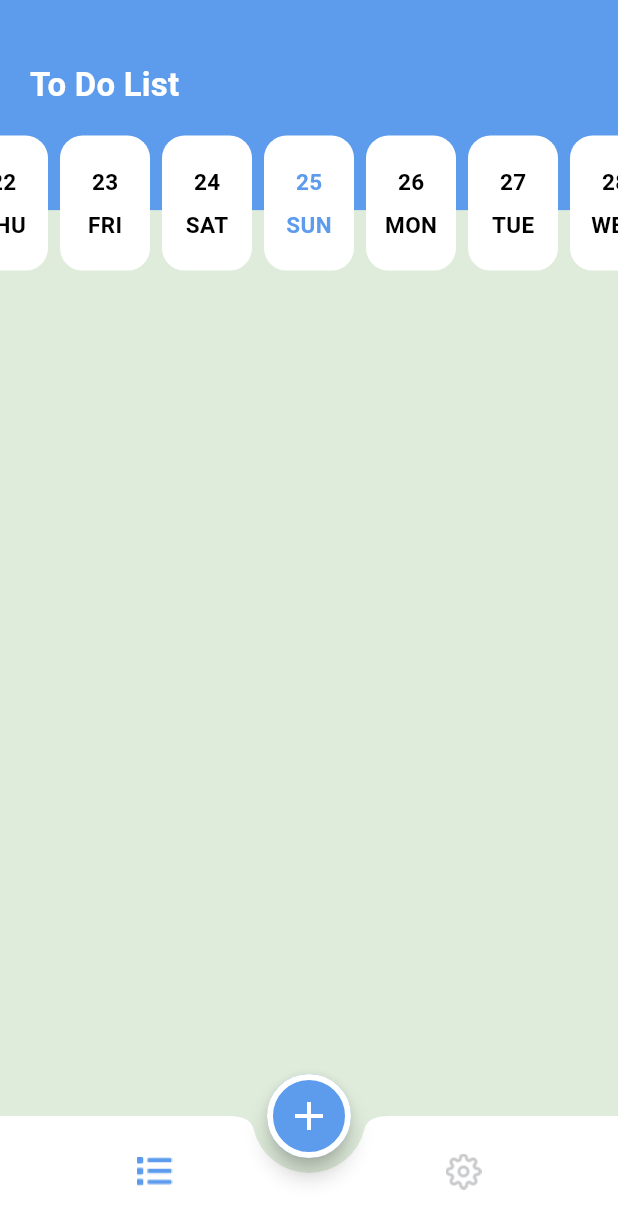
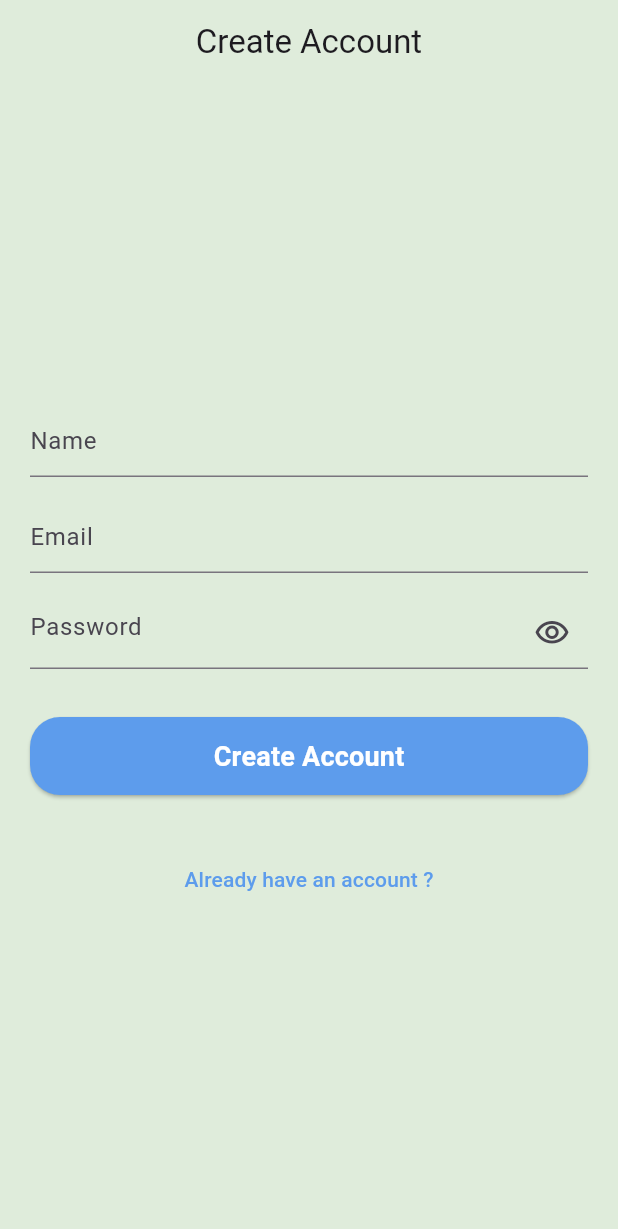
Before and after one commit to elgendy111/Todo, a Flutter app: the screen it shows after launch, on a phone screen of 412 x 824 dp. Shown: the top 1229 px of the screen. Run offline on Flutter 3.47's test engine with Material 3 defaults, Android fonts, the light colour scheme and no system bars; drawn by our look-alikes of easy_date_timeline; our stand-ins replace cloud_firestore, firebase_core, flutter_slidable, fluttertoast; accounts and stored records are empty.

Commit message:
finish auth ui

```diff
--- a/lib/app_theme.dart
+++ b/lib/app_theme.dart
@@ -11,27 +11,33 @@ class AppTheme {
   static const Color black = Color(0xff000000);
 
   static ThemeData lightTheme = ThemeData(
+      appBarTheme: const AppBarTheme(
+        centerTitle: true,
+        color: Colors.transparent,
+      ),
       primaryColor: primary,
       scaffoldBackgroundColor: backgriundLight,
-    bottomNavigationBarTheme: BottomNavigationBarThemeData(
+      bottomNavigationBarTheme: const BottomNavigationBarThemeData(
           type: BottomNavigationBarType.fixed,
           backgroundColor: white,
           selectedItemColor: primary,
           unselectedItemColor: grey,
           showSelectedLabels: false,
           showUnselectedLabels: false),
-    floatingActionButtonTheme: FloatingActionButtonThemeData(
+      floatingActionButtonTheme: const FloatingActionButtonThemeData(
         backgroundColor: primary,
         foregroundColor: white,
         shape: CircleBorder(
           side: BorderSide(color: white, width: 4),
         ),
       ),
-    textTheme: TextTheme(
-        titleMedium:
-            TextStyle(fontSize: 18, fontWeight: FontWeight.bold, color: black),
-        titleSmall:
-            TextStyle(fontSize: 16, fontWeight: FontWeight.w400, color: black)),
-  );
+      textTheme: const TextTheme(
+          titleMedium: TextStyle(
+              fontSize: 18, fontWeight: FontWeight.bold, color: black),
+          titleSmall: TextStyle(
+              fontSize: 16, fontWeight: FontWeight.w400, color: black)),
+      textButtonTheme: TextButtonThemeData(
+        style: TextButton.styleFrom(foregroundColor: primary),
+      ));
   static ThemeData darkTheme = ThemeData();
 }
--- /dev/null
+++ b/lib/auth/register.dart
@@ -0,0 +1,91 @@
+import 'package:flutter/material.dart';
+import 'package:todo3/auth/login.dart';
+import 'package:todo3/widgets/custom_elevated_bottom.dart';
+import 'package:todo3/widgets/custom_text_form_field.dart';
+
+class RegisterScreen extends StatefulWidget {
+  static const String routeName = '/register';
+
+  const RegisterScreen({super.key});
+
+  @override
+  State<RegisterScreen> createState() => _RegisterScreenState();
+}
+
+class _RegisterScreenState extends State<RegisterScreen> {
+  TextEditingController nameController = TextEditingController();
+  TextEditingController emailController = TextEditingController();
+  TextEditingController passwordController = TextEditingController();
+  GlobalKey<FormState> formState = GlobalKey<FormState>();
+  @override
+  Widget build(BuildContext context) {
+    return Scaffold(
+      appBar: AppBar(
+        title: const Text('Create Account'),
+      ),
+      body: Padding(
+        padding: const EdgeInsets.symmetric(horizontal: 20),
+        child: Form(
+          key: formState,
+          child: Column(
+            mainAxisAlignment: MainAxisAlignment.center,
+            children: [
+              CustomTextFormField(
+                controller: nameController,
+                hintText: 'Name',
+                validator: (value) {
+                  if (value == null || value.trim().length < 3) {
+                    return 'Name can not be less than 3 characters';
+                  }
+                  return null;
+                },
+              ),
+              const SizedBox(
+                height: 16,
+              ),
+              CustomTextFormField(
+                  controller: emailController,
+                  hintText: 'Email',
+                  validator: (value) {
+                    if (value == null || value.trim().length < 5) {
+                      return 'Email can not be less than 8 characters';
+                    }
+                    return null;
+                  }),
+              const SizedBox(
+                height: 16,
+              ),
+              CustomTextFormField(
+                  isPassword: true,
+                  controller: passwordController,
+                  hintText: 'Password',
+                  validator: (value) {
+                    if (value == null || value.trim().length < 8) {
+                      return 'Password can not be less than 8 characters';
+                    }
+                    return null;
+                  }),
+              const SizedBox(
+                height: 32,
+              ),
+              CustomElevatedBottom(
+                  label: 'Create Account', onPressed: register),
+              const SizedBox(
+                height: 32,
+              ),
+              TextButton(
+                onPressed: () => Navigator.of(context)
+                    .pushReplacementNamed(LoginScreen.routeName),
+                child: const Text('Already have an account ?'),
+              ),
+            ],
+          ),
+        ),
+      ),
+    );
+  }
+
+  void register() {
+    if (formState.currentState!.validate()) {}
+  }
+}
--- a/lib/home_screenn.dart
+++ b/lib/home_screenn.dart
@@ -5,7 +5,9 @@ import 'package:todo3/tabs/task/add_task_bottom_sheet.dart';
 import 'package:todo3/tabs/task/task_tab.dart';
 
 class HomeScreen extends StatefulWidget {
-  static const String routeName = '/';
+  static const String routeName = '/home';
+
+  const HomeScreen({super.key});
 
   @override
   State<HomeScreen> createState() => _HomeScreenState();
@@ -14,15 +16,15 @@ class HomeScreen extends StatefulWidget {
 class _HomeScreenState extends State<HomeScreen> {
   int currentIndex = 0;
   List<Widget> tabs = [
-    TaskTab(),
-    SettingsTab(),
+    const TaskTab(),
+    const SettingsTab(),
   ];
   @override
   Widget build(BuildContext context) {
     return Scaffold(
       body: tabs[currentIndex],
       bottomNavigationBar: BottomAppBar(
-        shape: CircularNotchedRectangle(),
+        shape: const CircularNotchedRectangle(),
         notchMargin: 10,
         padding: EdgeInsets.zero,
         clipBehavior: Clip.antiAliasWithSaveLayer,
@@ -35,7 +37,7 @@ class _HomeScreenState extends State<HomeScreen> {
               currentIndex = index;
             });
           },
-          items: [
+          items: const [
             BottomNavigationBarItem(
                 icon: ImageIcon(
                   AssetImage('assets/images/icon_list.png'),
@@ -52,9 +54,9 @@ class _HomeScreenState extends State<HomeScreen> {
       floatingActionButton: FloatingActionButton(
         onPressed: () {
           showModalBottomSheet(
-              context: context, builder: (_) => AddTaskBottomSheet());
+              context: context, builder: (_) => const AddTaskBottomSheet());
         },
-        child: Icon(
+        child: const Icon(
           Icons.add,
           size: 32,
         ),
--- a/lib/main.dart
+++ b/lib/main.dart
@@ -3,6 +3,8 @@ import 'package:firebase_core/firebase_core.dart';
 import 'package:flutter/material.dart';
 import 'package:provider/provider.dart';
 import 'package:todo3/app_theme.dart';
+import 'package:todo3/auth/login.dart';
+import 'package:todo3/auth/register.dart';
 import 'package:todo3/home_screenn.dart';
 import 'package:todo3/tabs/task/edit_task.dart';
 import 'package:todo3/tabs/task/task_provider.dart';
@@ -12,10 +14,10 @@ Future<void> main() async {
   await Firebase.initializeApp();
   await FirebaseFirestore.instance.disableNetwork();
   FirebaseFirestore.instance.settings =
-      Settings(cacheSizeBytes: Settings.CACHE_SIZE_UNLIMITED);
+      const Settings(cacheSizeBytes: Settings.CACHE_SIZE_UNLIMITED);
   runApp(MultiProvider(providers: [
     ChangeNotifierProvider(create: (_) => TaskProvider()..getTask()),
-  ], child: TodoApp()));
+  ], child: const TodoApp()));
 }
 
 class TodoApp extends StatelessWidget {
@@ -26,9 +28,12 @@ class TodoApp extends StatelessWidget {
     return MaterialApp(
       debugShowCheckedModeBanner: false,
       routes: {
-        HomeScreen.routeName: (_) => HomeScreen(),
-        EditTask.routeName: (_) => EditTask(),
+        HomeScreen.routeName: (_) => const HomeScreen(),
+        EditTask.routeName: (_) => const EditTask(),
+        LoginScreen.routeName: (_) => const LoginScreen(),
+        RegisterScreen.routeName: (_) => const RegisterScreen(),
       },
+      initialRoute: RegisterScreen.routeName,
       theme: AppTheme.lightTheme,
       darkTheme: AppTheme.darkTheme,
       themeMode: ThemeMode.light,
--- a/lib/tabs/settings/settings_tab.dart
+++ b/lib/tabs/settings/settings_tab.dart
@@ -1,6 +1,8 @@
 import 'package:flutter/material.dart';
 
 class SettingsTab extends StatelessWidget {
+  const SettingsTab({super.key});
+
   @override
   Widget build(BuildContext context) {
     return Container();
--- a/lib/tabs/task/function_firebase.dart
+++ b/lib/tabs/task/function_firebase.dart
@@ -1,5 +1,4 @@
 import 'package:cloud_firestore/cloud_firestore.dart';
-import 'package:firebase_core/firebase_core.dart';
 import 'package:todo3/models/task_model.dart';
 
 class FunctionFirebase {
--- a/lib/tabs/task/task_provider.dart
+++ b/lib/tabs/task/task_provider.dart
@@ -1,4 +1,3 @@
-import 'package:cloud_firestore/cloud_firestore.dart';
 import 'package:flutter/material.dart';
 import 'package:todo3/models/task_model.dart';
 import 'package:todo3/tabs/task/function_firebase.dart';
--- a/lib/tabs/task/task_tab.dart
+++ b/lib/tabs/task/task_tab.dart
@@ -2,11 +2,12 @@ import 'package:easy_date_timeline/easy_date_timeline.dart';
 import 'package:flutter/material.dart';
 import 'package:provider/provider.dart';
 import 'package:todo3/app_theme.dart';
-import 'package:todo3/models/task_model.dart';
 import 'package:todo3/tabs/task/task_item.dart';
 import 'package:todo3/tabs/task/task_provider.dart';
 
 class TaskTab extends StatelessWidget {
+  const TaskTab({super.key});
+
   @override
   Widget build(BuildContext context) {
     TaskProvider taskProvider = Provider.of<TaskProvider>(context);
@@ -34,9 +35,9 @@ class TaskTab extends StatelessWidget {
             Padding(
               padding: EdgeInsets.only(top: ScreenHight * 0.1),
               child: EasyInfiniteDateTimeLine(
-                firstDate: DateTime.now().subtract(Duration(days: 365)),
+                firstDate: DateTime.now().subtract(const Duration(days: 365)),
                 focusDate: taskProvider.selectedDate,
-                lastDate: DateTime.now().add(Duration(days: 365)),
+                lastDate: DateTime.now().add(const Duration(days: 365)),
                 showTimelineHeader: false,
                 onDateChange: (selectedDate) {
                   taskProvider.changeDate(selectedDate);
@@ -52,12 +53,12 @@ class TaskTab extends StatelessWidget {
                       color: AppTheme.white,
                       borderRadius: BorderRadius.circular(15),
                     ),
-                    dayNumStyle: TextStyle(
+                    dayNumStyle: const TextStyle(
                       fontSize: 15,
                       fontWeight: FontWeight.bold,
                       color: AppTheme.primary,
                     ),
-                    dayStrStyle: TextStyle(
+                    dayStrStyle: const TextStyle(
                       fontSize: 15,
                       fontWeight: FontWeight.bold,
                       color: AppTheme.primary,
@@ -68,12 +69,12 @@ class TaskTab extends StatelessWidget {
                       color: AppTheme.white,
                       borderRadius: BorderRadius.circular(15),
                     ),
-                    dayNumStyle: TextStyle(
+                    dayNumStyle: const TextStyle(
                       fontSize: 15,
                       fontWeight: FontWeight.bold,
                       color: AppTheme.black,
                     ),
-                    dayStrStyle: TextStyle(
+                    dayStrStyle: const TextStyle(
                       fontSize: 15,
                       fontWeight: FontWeight.bold,
                       color: AppTheme.black,
@@ -86,7 +87,7 @@ class TaskTab extends StatelessWidget {
         ),
         Expanded(
           child: ListView.builder(
-            padding: EdgeInsets.only(top: 20),
+            padding: const EdgeInsets.only(top: 20),
             itemBuilder: (_, index) => TaskItem(taskProvider.tasks[index]),
             itemCount: taskProvider.tasks.length,
           ),
--- a/lib/widgets/custom_elevated_bottom.dart
+++ b/lib/widgets/custom_elevated_bottom.dart
@@ -2,9 +2,10 @@ import 'package:flutter/material.dart';
 import 'package:todo3/app_theme.dart';
 
 class CustomElevatedBottom extends StatelessWidget {
-  String label;
-  VoidCallback onPressed;
-  CustomElevatedBottom({required this.label, required this.onPressed});
+  final String label;
+  final VoidCallback onPressed;
+  const CustomElevatedBottom(
+      {super.key, required this.label, required this.onPressed});
   @override
   Widget build(BuildContext context) {
     return ElevatedButton(
--- a/lib/widgets/custom_text_form_field.dart
+++ b/lib/widgets/custom_text_form_field.dart
@@ -1,25 +1,49 @@
 import 'package:flutter/material.dart';
 
-class CustomTextFormField extends StatelessWidget {
-  String hintText;
-  TextEditingController controller;
-  int? maxLines;
-  String? Function(String?)? validator;
-  CustomTextFormField(
-      {required this.controller,
-      required this.hintText,
-      this.maxLines,
-      this.validator});
+class CustomTextFormField extends StatefulWidget {
+  final String hintText;
+  final TextEditingController controller;
+  final int? maxLines;
+  final String? Function(String?)? validator;
+  final bool isPassword;
+
+  const CustomTextFormField({
+    super.key,
+    required this.controller,
+    required this.hintText,
+    this.maxLines = 1,
+    this.validator,
+    this.isPassword = false,
+  });
+
+  @override
+  State<CustomTextFormField> createState() => _CustomTextFormFieldState();
+}
+
+class _CustomTextFormFieldState extends State<CustomTextFormField> {
+  bool isObscure = false;
   @override
   Widget build(BuildContext context) {
     return TextFormField(
-      controller: controller,
+      controller: widget.controller,
       decoration: InputDecoration(
-        hintText: hintText,
-      ),
-      maxLines: maxLines,
-      validator: validator,
+          hintText: widget.hintText,
+          suffixIcon: widget.isPassword
+              ? IconButton(
+                  onPressed: () {
+                    isObscure = !isObscure;
+                    setState(() {});
+                  },
+                  icon: Icon(
+                    isObscure
+                        ? Icons.visibility_off_outlined
+                        : Icons.visibility_outlined,
+                  ))
+              : null),
+      maxLines: widget.maxLines,
+      validator: widget.validator,
       autovalidateMode: AutovalidateMode.onUserInteraction,
+      obscureText: isObscure,
     );
   }
 }
```
Also changed, not shown: lib/auth/login.dart (added, +77 -0 lines), lib/tabs/task/add_task_bottom_sheet.dart (+10 -8 lines), lib/tabs/task/edit_task.dart (+9 -7 lines), lib/tabs/task/task_item.dart (+7 -7 lines), 1 other file. Lines whose indentation alone changed are shown as unchanged.
